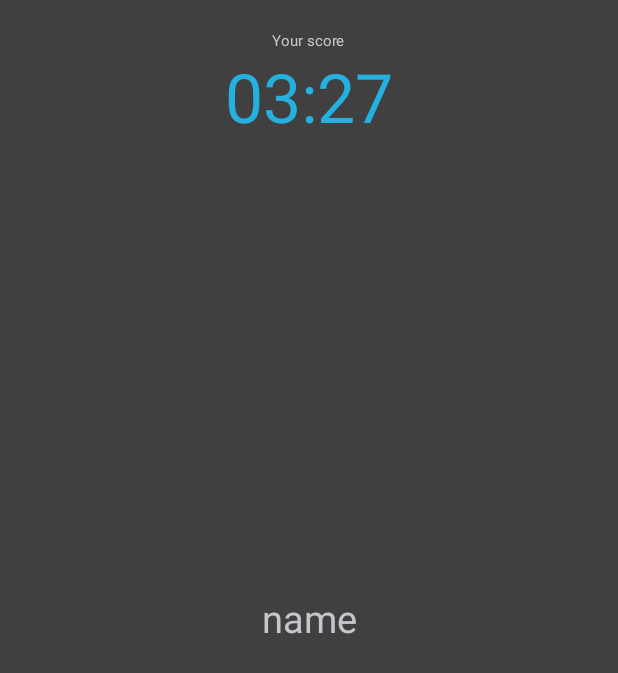
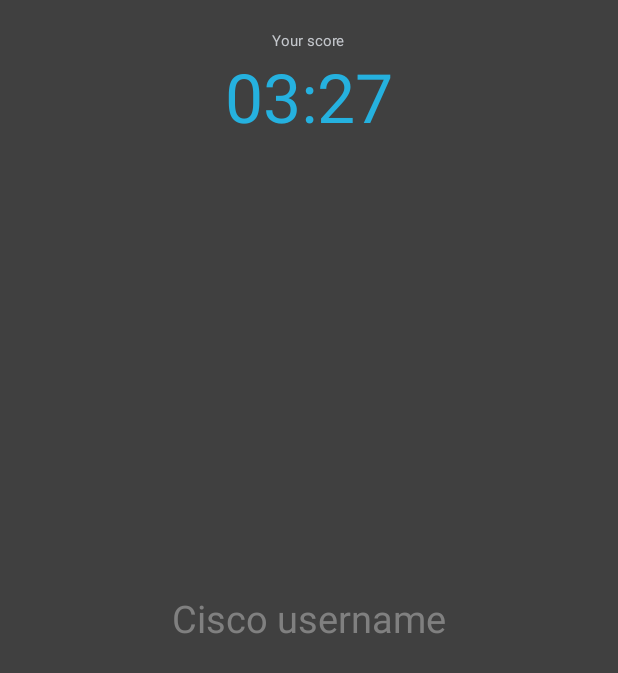
Before and after one commit to bjolseth/photogame, an Android app: the HighscoreActivity screen opened directly, with no data from a screen before it, on a phone screen of 412 x 824 dp. Shown: the top 673 px of the screen. Run offline under Robolectric (Android 15) with nearby library versions, the phone set to English and light mode, and no system bars.

Commit message:
Input name and save to highscore list

```diff
--- a/app/src/main/res/layout/highscore.xml
+++ b/app/src/main/res/layout/highscore.xml
@@ -29,6 +29,7 @@
         />
 
     <EditText
+        android:id="@+id/your_name"
         android:layout_width="match_parent"
         android:layout_height="wrap_content"
         android:layout_centerInParent="true"
@@ -39,8 +40,9 @@
         android:singleLine="true"
         android:gravity="center"
         android:background="#0000"
-        android:imeOptions="flagNoExtractUi|actionSend"
-        android:text="name"
+        android:imeOptions="flagNoExtractUi|actionDone"
+        android:hint="Cisco username"
+
         />
 
 </RelativeLayout>
```
Also changed, not shown: app/src/main/java/com/cisco/photogame/HighscoreActivity.java (+36 -1 lines).
